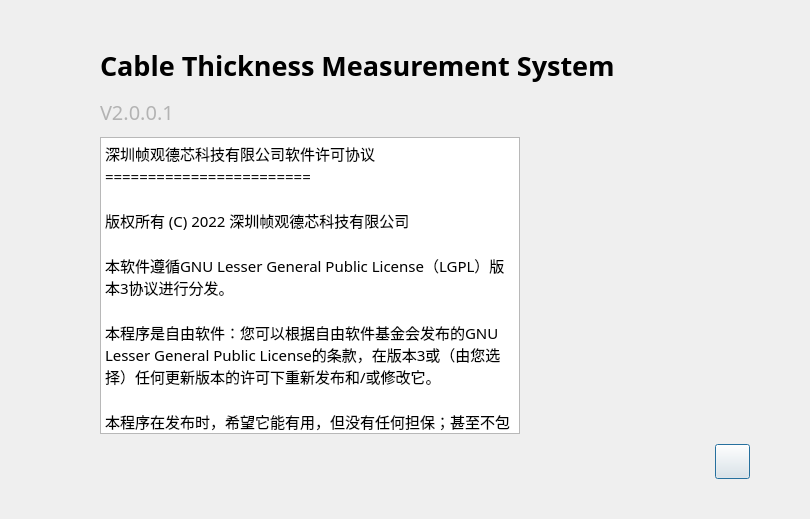
Before: the Qt Designer form mvaboutwidget.ui in hautlyq-hub/XVCB, drawn with Qt 5.
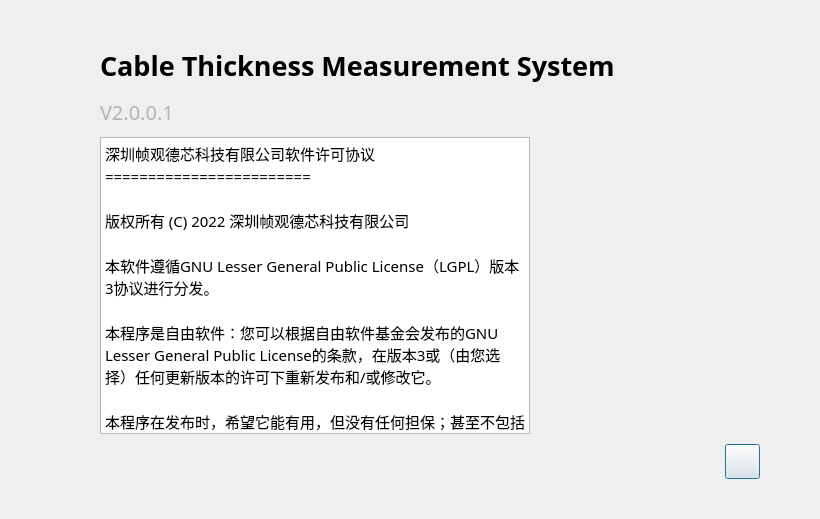
After: the same form once the commit is applied. The open tabs and pages were chosen to show the change. Icons and pictures are not drawn.

Patch:
```diff
--- a/mvaboutwidget.ui
+++ b/mvaboutwidget.ui
@@ -6,7 +6,7 @@
    <rect>
     <x>0</x>
     <y>0</y>
-    <width>800</width>
+    <width>820</width>
     <height>519</height>
    </rect>
   </property>
@@ -74,7 +74,6 @@
             <font>
              <family>微软雅黑</family>
              <pointsize>20</pointsize>
-             <weight>75</weight>
              <bold>true</bold>
             </font>
            </property>
@@ -428,8 +427,11 @@
                </property>
                <property name="html">
                 <string>&lt;!DOCTYPE HTML PUBLIC &quot;-//W3C//DTD HTML 4.0//EN&quot; &quot;http://www.w3.org/TR/REC-html40/strict.dtd&quot;&gt;
-&lt;html&gt;&lt;head&gt;&lt;meta name=&quot;qrichtext&quot; content=&quot;1&quot; /&gt;&lt;style type=&quot;text/css&quot;&gt;
+&lt;html&gt;&lt;head&gt;&lt;meta name=&quot;qrichtext&quot; content=&quot;1&quot; /&gt;&lt;meta charset=&quot;utf-8&quot; /&gt;&lt;style type=&quot;text/css&quot;&gt;
 p, li { white-space: pre-wrap; }
+hr { height: 1px; border-width: 0; }
+li.unchecked::marker { content: &quot;\2610&quot;; }
+li.checked::marker { content: &quot;\2612&quot;; }
 &lt;/style&gt;&lt;/head&gt;&lt;body style=&quot; font-family:'微软雅黑'; font-size:10pt; font-weight:400; font-style:normal;&quot;&gt;
 &lt;p style=&quot; margin-top:0px; margin-bottom:0px; margin-left:0px; margin-right:0px; -qt-block-indent:0; text-indent:0px;&quot;&gt;&lt;span style=&quot; font-family:'SimSun'; font-size:11pt;&quot;&gt;深圳帧观德芯科技有限公司软件许可协议  &lt;/span&gt;&lt;/p&gt;
 &lt;p style=&quot; margin-top:0px; margin-bottom:0px; margin-left:0px; margin-right:0px; -qt-block-indent:0; text-indent:0px;&quot;&gt;&lt;span style=&quot; font-family:'SimSun'; font-size:11pt;&quot;&gt;========================  &lt;/span&gt;&lt;/p&gt;
```
Left out of the diff: 32 changed lines with no effect on the pictures.
